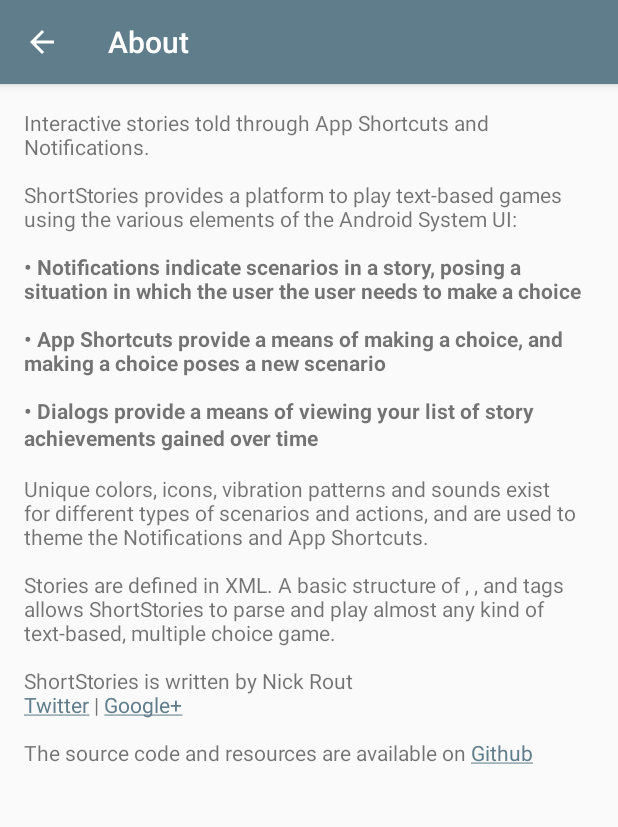
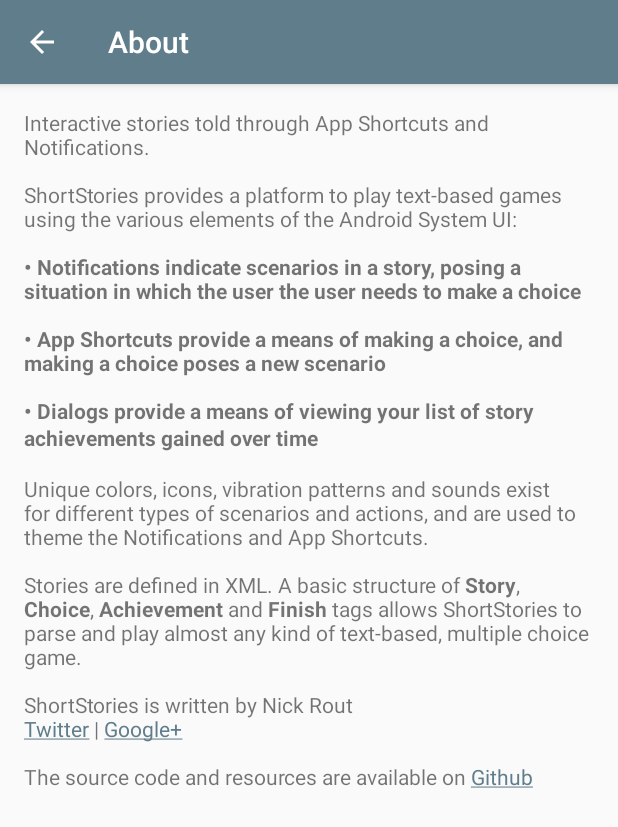
Before and after one commit to ricknout/shortstories, an Android app: the AboutActivity screen opened directly, with no data from a screen before it, on a phone screen of 412 x 824 dp. Shown: the top 827 px of the screen. Run offline under Robolectric (Android 15) with nearby library versions, the phone set to English and light mode, and no system bars; our stand-ins replace data binding.

Commit message:
Fix about text

```diff
--- a/app/src/main/res/values/strings.xml
+++ b/app/src/main/res/values/strings.xml
@@ -16,6 +16,6 @@
     <string name="shortcut_title_show_scenario">Show scenario</string>
     <string name="shortcut_disabled_message">This choice is no longer available!</string>
     <string name="error_load_story">Failed to load story</string>
-    <string name="text_about"><![CDATA[Interactive stories told through App Shortcuts and Notifications.<br><br>ShortStories provides a platform to play text-based games using the various elements of the Android System UI:<br><br><b>• Notifications indicate scenarios in a story, posing a situation in which the user the user needs to make a choice<br><br>• App Shortcuts provide a means of making a choice, and making a choice poses a new scenario<br><br>• Dialogs provide a means of viewing your list of story achievements gained over time</b><br><br>Unique colors, icons, vibration patterns and sounds exist for different types of scenarios and actions, and are used to theme the Notifications and App Shortcuts.<br><br>Stories are defined in XML. A basic structure of <b<<Story></b>, <b><Choice></b>, <b><Achievement></b> and <b><Finish></b> tags allows ShortStories to parse and play almost any kind of text-based, multiple choice game.<br><br>ShortStories is written by Nick Rout<br><a href="https://twitter.com/ricknout">Twitter</a> | <a href="https://plus.google.com/+NicholasRout">Google+</a><br><br>The source code and resources are available on <a href="https://github.com/nicholasrout/shortstories">Github</a>]]></string>
+    <string name="text_about"><![CDATA[Interactive stories told through App Shortcuts and Notifications.<br><br>ShortStories provides a platform to play text-based games using the various elements of the Android System UI:<br><br><b>• Notifications indicate scenarios in a story, posing a situation in which the user the user needs to make a choice<br><br>• App Shortcuts provide a means of making a choice, and making a choice poses a new scenario<br><br>• Dialogs provide a means of viewing your list of story achievements gained over time</b><br><br>Unique colors, icons, vibration patterns and sounds exist for different types of scenarios and actions, and are used to theme the Notifications and App Shortcuts.<br><br>Stories are defined in XML. A basic structure of <b>Story</b>, <b>Choice</b>, <b>Achievement</b> and <b>Finish</b> tags allows ShortStories to parse and play almost any kind of text-based, multiple choice game.<br><br>ShortStories is written by Nick Rout<br><a href="https://twitter.com/ricknout">Twitter</a> | <a href="https://plus.google.com/+NicholasRout">Google+</a><br><br>The source code and resources are available on <a href="https://github.com/nicholasrout/shortstories">Github</a>]]></string>
 
 </resources>
```
